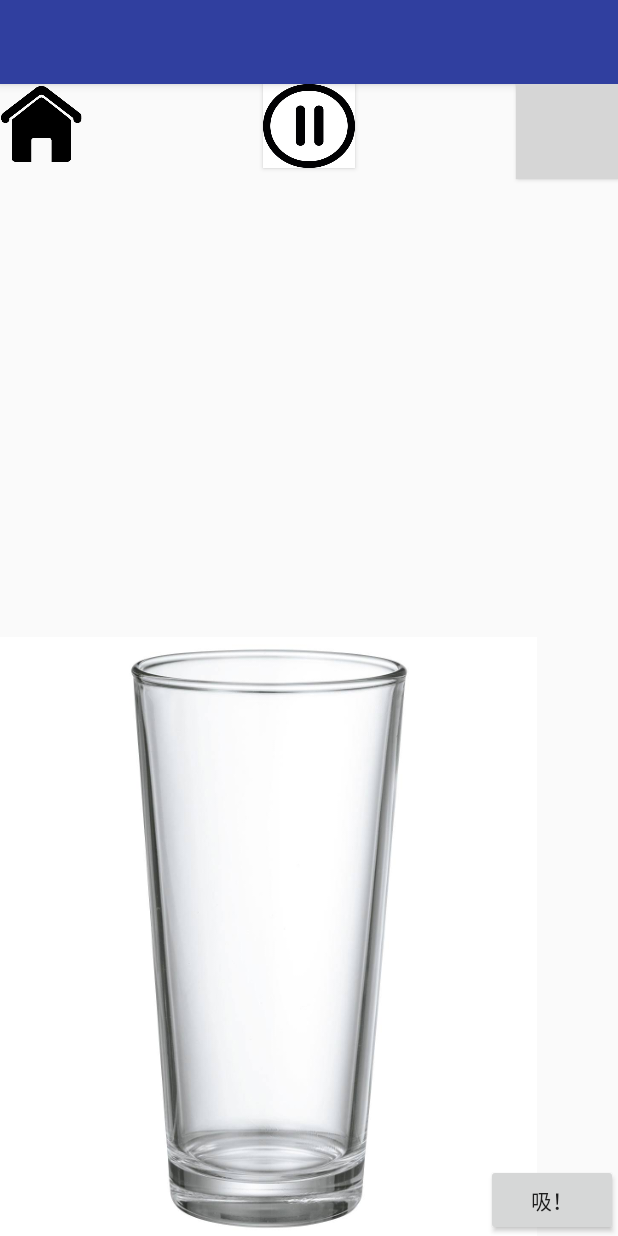
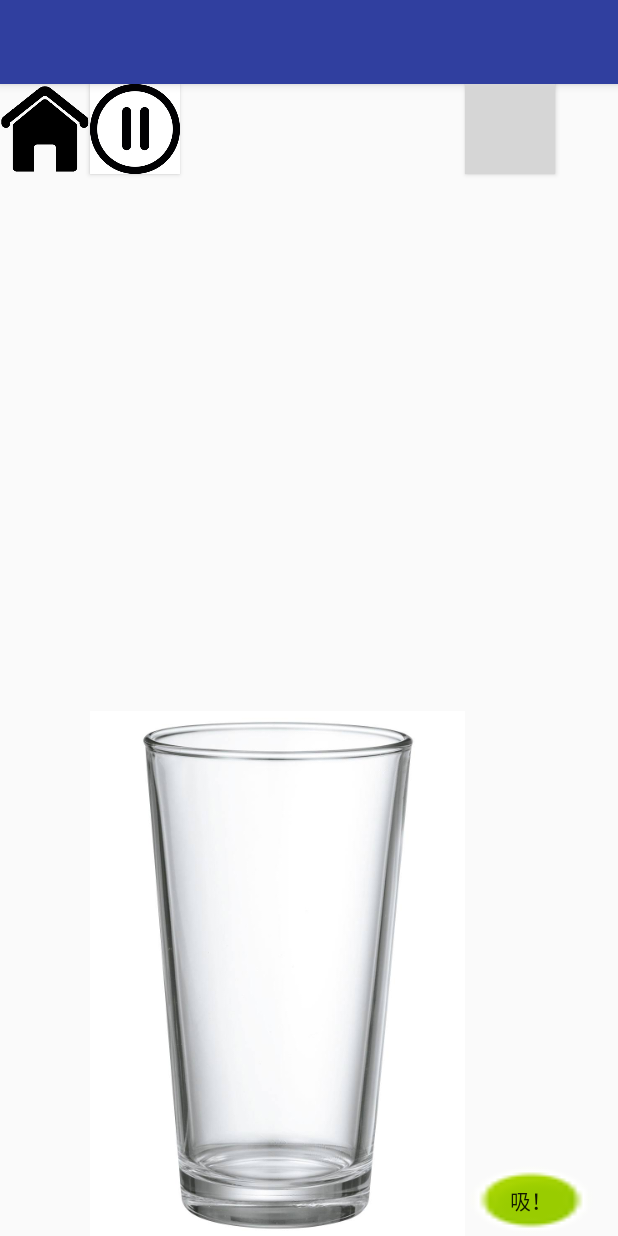
Before and after one commit to CloudKuo/SuckBubble, an Android app: the SB_GamePlay screen opened directly, with no data from a screen before it, on a phone screen of 412 x 824 dp. Run offline under Robolectric (Android 15) with nearby library versions, the phone set to English and light mode, and no system bars; grey boxes are pictures that could not be loaded.

Commit message:
SB_version11
add pause button and adjust bottle

```diff
--- a/SB/app/src/main/java/com/example/user1/sb/SB_GamePlay.java
+++ b/SB/app/src/main/java/com/example/user1/sb/SB_GamePlay.java
@@ -1,5 +1,6 @@
 package com.example.user1.sb;
 
+import android.content.DialogInterface;
 import android.content.Intent;
 import android.os.Bundle;
 import android.support.v7.app.AlertDialog;
@@ -8,6 +9,7 @@ import android.view.Gravity;
 import android.view.View;
 import android.widget.Button;
 import android.widget.Toast;
+import android.content.Context;
 
 /**
  * Created by user1 on 2016/12/18.
@@ -23,6 +25,7 @@ public class SB_GamePlay extends AppCompatActivity {
         setContentView(R.layout.sb_gameview);
         information_btn =(Button) findViewById(R.id.information_btn);
         Home_Btn = (Button) findViewById(R.id.home_btn);
+        Pause_Btn = (Button)findViewById(R.id.pause);
 
         information_btn.setOnClickListener(new Button.OnClickListener(){
             @Override
@@ -44,20 +47,38 @@ public class SB_GamePlay extends AppCompatActivity {
             }
         });
         Pause_Btn.setOnClickListener(new Button.OnClickListener(){
+
+
             @Override
             public void onClick(View v) {
-                //new AlertDialog.Builder(this)
-                        //.setMessage("你要離開目前遊戲嗎?")
-                        //.setCancelable(false)
-                        //.setIcon(R.drawable.spark)
-                        //.setTitle("離開遊戲")
-                      //  .setPositiveButton("確定", this)
-                    //    .setNegativeButton("取消", this)
-                  //      .show();
+                message();//call function
+            }
 
-            }
         });
 
 
     }
+    private void message(){
+        AlertDialog.Builder builder = new AlertDialog.Builder(this);
+        builder.setMessage("現在是暫停狀態!!");
+        builder.setTitle("Pause!");
+        builder.setCancelable(false);
+        builder.setPositiveButton("繼續遊戲",new DialogInterface.OnClickListener() {
+            public void onClick(DialogInterface dialog, int id) {
+            }
+        });
+        builder.setNegativeButton("回到主頁",new DialogInterface.OnClickListener(){
+            public void onClick(DialogInterface dialog, int id) {
+                Intent intent = new Intent();
+                intent.setClass(SB_GamePlay.this, SB_MainActivity.class);
+                startActivity(intent);
+                SB_GamePlay.this.finish();
+            }
+        });
+        builder.setIcon(R.drawable.icon);
+        AlertDialog dialog = builder.create();
+        dialog.show();
+
+    }//Pause page
+
 }
--- a/SB/app/src/main/res/layout/sb_gameview.xml
+++ b/SB/app/src/main/res/layout/sb_gameview.xml
@@ -1,53 +1,69 @@
 <?xml version="1.0" encoding="utf-8"?>
 <LinearLayout xmlns:android="http://schemas.android.com/apk/res/android"
+    xmlns:app="http://schemas.android.com/apk/res-auto"
     xmlns:tools="http://schemas.android.com/tools"
     android:id="@+id/sb_gameview"
     android:orientation="vertical"
     android:layout_width="match_parent"
     android:layout_height="match_parent"
     tools:context="com.example.user1.sb.SB_GamePlay">
-    <FrameLayout
+
+    <GridLayout
         android:layout_width="match_parent"
-        android:layout_height="match_parent">
+        android:layout_height="match_parent"
+        android:columnCount="6"
+        android:rowCount="6">
 
-        <Button
-            android:layout_width="61dp"
-            android:layout_height="56dp"
-            android:id="@+id/pause"
-            android:layout_gravity="top|center"
-            android:background="@drawable/pause"/>
-
-        <Button
-            android:layout_width="55dp"
-            android:layout_height="53dp"
-            android:id="@+id/home_btn"
-            android:layout_gravity="top|left"
-            android:background="@drawable/home"/>
-        <Button
-            android:layout_width="68dp"
-            android:layout_height="63dp"
-            android:id="@+id/information_btn"
-            android:layout_alignParentEnd="true"
-            android:layout_gravity="top|right"
-            android:background="@drawable/information"
-            android:layout_alignParentRight="true" />
 
         <Button
             android:text="吸！"
             android:layout_width="wrap_content"
             android:layout_height="wrap_content"
             android:id="@+id/suck"
+            android:background="@android:drawable/presence_online"
+            android:layout_column="4"
+            android:layout_row="5"
             android:layout_gravity="bottom|right" />
 
+        <Button
+            android:layout_width="60dp"
+            android:id="@+id/information_btn"
+            android:layout_gravity="top|left"
+            android:background="@drawable/information"
+            android:layout_column="4"
+            android:layout_row="1"
+            android:layout_height="60dp" />
+
+        <Button
+            android:layout_width="60dp"
+            android:id="@+id/home_btn"
+            android:layout_gravity="top|left"
+
+            android:background="@drawable/home"
+            android:layout_row="1"
+            android:layout_column="1"
+            android:layout_height="60dp" />
+
+        <Button
+            android:layout_width="60dp"
+            android:layout_height="60dp"
+            android:id="@+id/pause"
+            android:layout_gravity="top|left"
+            android:background="@drawable/pause"
+            android:layout_column="2"
+            android:layout_row="1"/>
+
         <ImageView
+            app:srcCompat="@drawable/bottle"
             android:id="@+id/imageView"
-            android:layout_gravity="bottom|left"
-            android:background="@drawable/bottle"
-            android:paddingLeft="-100dp"
-            android:paddingRight="-100dp"
-            android:layout_height="399dp"
-            android:layout_width="358dp" />
+            android:layout_width="250dp"
+            android:layout_height="350dp"
+            android:layout_column="2"
+            android:layout_row="5"
+            android:paddingLeft="-50dp"
+            android:paddingRight="-50dp" />
 
-    </FrameLayout>
+
+    </GridLayout>
 
 </LinearLayout>
```
Also changed, not shown: SB/app/src/main/res/drawable-xxhdpi/icon.png (added).
